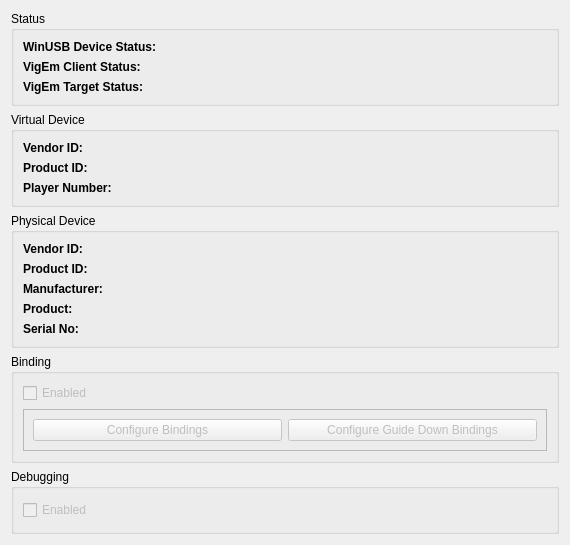
The window that XBOFS.win.qt5/WinUsbDeviceWidget.ui (OOPMan/XBOFS.win) describes before a commit, drawn with Qt 5.
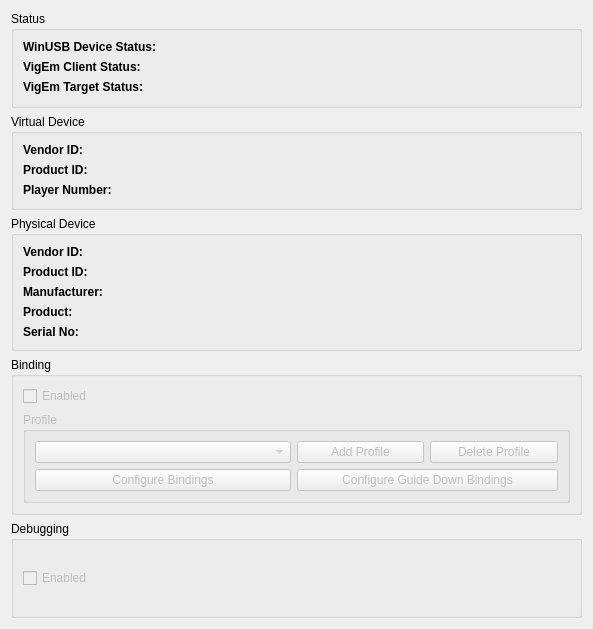
The same window after the commit.

Commit message: #3: Began adding UI elements for binding profiles

```diff
--- a/XBOFS.win.qt5/WinUsbDeviceWidget.ui
+++ b/XBOFS.win.qt5/WinUsbDeviceWidget.ui
@@ -6,8 +6,8 @@
    <rect>
     <x>0</x>
     <y>0</y>
-    <width>570</width>
-    <height>545</height>
+    <width>593</width>
+    <height>629</height>
    </rect>
   </property>
   <property name="windowTitle">
@@ -218,18 +218,36 @@
        </widget>
       </item>
       <item>
-       <widget class="QFrame" name="configureBindingsButtonsFrame">
+       <widget class="QGroupBox" name="groupBox">
         <property name="enabled">
-         <bool>true</bool>
+         <bool>false</bool>
         </property>
-        <property name="frameShape">
-         <enum>QFrame::StyledPanel</enum>
+        <property name="title">
+         <string>Profile</string>
         </property>
-        <property name="frameShadow">
-         <enum>QFrame::Raised</enum>
-        </property>
-        <layout class="QHBoxLayout" name="horizontalLayout">
-         <item>
+        <layout class="QGridLayout" name="gridLayout">
+         <item row="0" column="0" colspan="2">
+          <widget class="QComboBox" name="activeProfileComboBox">
+           <property name="enabled">
+            <bool>false</bool>
+           </property>
+          </widget>
+         </item>
+         <item row="0" column="5">
+          <widget class="QPushButton" name="deleteProfileButton">
+           <property name="text">
+            <string>Delete Profile</string>
+           </property>
+          </widget>
+         </item>
+         <item row="0" column="4">
+          <widget class="QPushButton" name="addProfileButton">
+           <property name="text">
+            <string>Add Profile</string>
+           </property>
+          </widget>
+         </item>
+         <item row="1" column="0" colspan="2">
           <widget class="QPushButton" name="configureBindingsButton">
            <property name="enabled">
             <bool>false</bool>
@@ -239,7 +257,7 @@
            </property>
           </widget>
          </item>
-         <item>
+         <item row="1" column="4" colspan="2">
           <widget class="QPushButton" name="configureGuideDownBindingsButton">
            <property name="enabled">
             <bool>false</bool>
```
